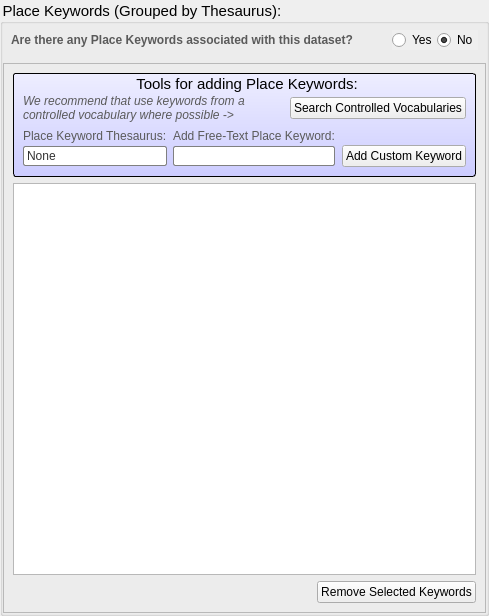
DOI-USGS/fort-pymdwizard, file pymdwizard/gui/ui_files/PlaceKeywords.ui: the form before one commit.
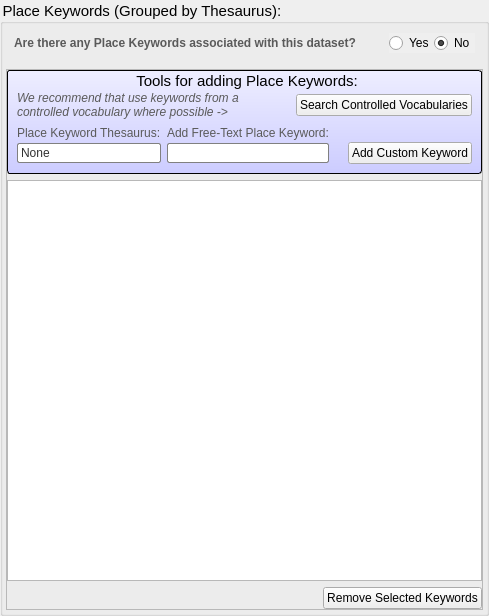
The form after the commit.

```diff
--- a/pymdwizard/gui/ui_files/PlaceKeywords.ui
+++ b/pymdwizard/gui/ui_files/PlaceKeywords.ui
@@ -56,19 +56,19 @@
      </property>
      <layout class="QVBoxLayout" name="verticalLayout_9">
       <property name="spacing">
-       <number>3</number>
+       <number>6</number>
       </property>
       <property name="leftMargin">
-       <number>0</number>
+       <number>3</number>
       </property>
       <property name="topMargin">
-       <number>0</number>
+       <number>3</number>
       </property>
       <property name="rightMargin">
-       <number>0</number>
+       <number>3</number>
       </property>
       <property name="bottomMargin">
-       <number>0</number>
+       <number>3</number>
       </property>
       <item>
        <widget class="QWidget" name="fgdc_keywords" native="true">
@@ -210,6 +210,18 @@
          <enum>QFrame::Raised</enum>
         </property>
         <layout class="QVBoxLayout" name="verticalLayout_3">
+         <property name="leftMargin">
+          <number>0</number>
+         </property>
+         <property name="topMargin">
+          <number>0</number>
+         </property>
+         <property name="rightMargin">
+          <number>0</number>
+         </property>
+         <property name="bottomMargin">
+          <number>0</number>
+         </property>
          <item>
           <widget class="QGroupBox" name="groupBox_2">
            <property name="sizePolicy">
```
Left out of the diff: 2 changed lines with no effect on the pictures.
